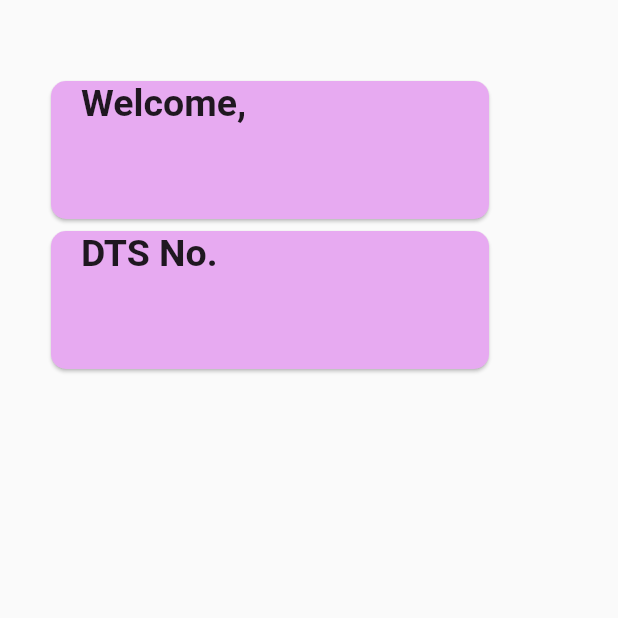
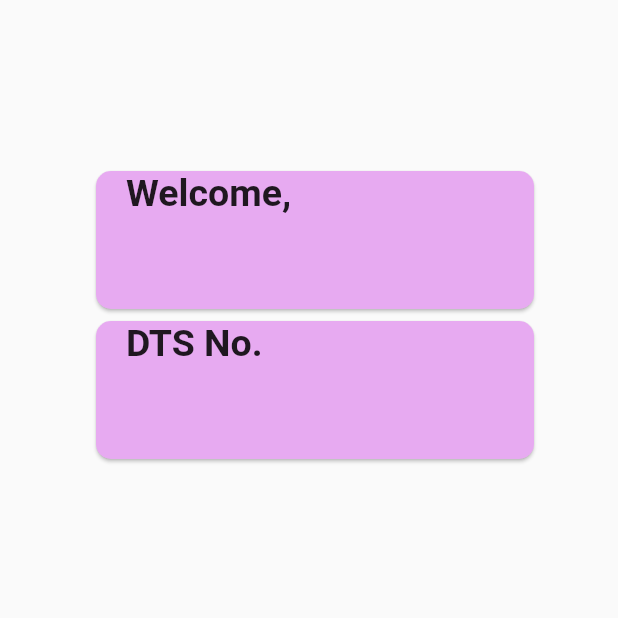
Before and after one commit to RafayDev/trek_xplorer, a Flutter app: the Cdashboard screen opened directly, on a phone screen of 412 x 824 dp, the top half of it. Run offline on Flutter 3.47's test engine with Material 2 defaults, Android fonts, the phone set to English and light mode, and no system bars; our stand-ins replace cloud_firestore, firebase_auth, firebase_core, firebase_storage, font_awesome_flutter, image_picker; missing offline and left inert: whatsapp_unilink; accounts and stored records are empty.

Commit message:
Company Dashboard Changes

```diff
--- a/lib/pages/comapny/cdashboard.dart
+++ b/lib/pages/comapny/cdashboard.dart
@@ -63,11 +63,11 @@ class _CdashboardState extends State<Cdashboard> {
       // backgroundColor: Color.fromARGB(255, 231, 170, 241),
       body: Column(
         children: [
-          Padding(padding: EdgeInsets.only(top: 50)),
+          Padding(padding: EdgeInsets.only(top: 110)),
           Wrap(
             children: [
               // Padding(padding: EdgeInsets.fromLTRB(0, 100, 0, 0)),
-              Padding(padding: EdgeInsets.all(15)),
+              Padding(padding: EdgeInsets.all(30)),
               Column(
                 children: [
                   Container(
```
